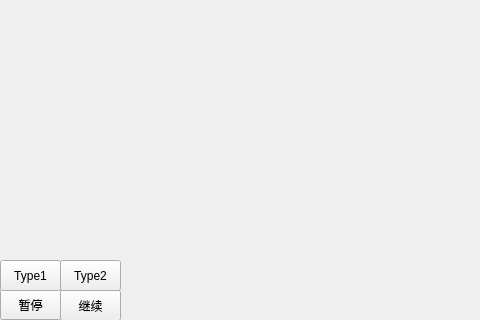
First picture: the form in mainwindow.ui, repository xiaoqiche/TowerDefenseQt, before the edit.
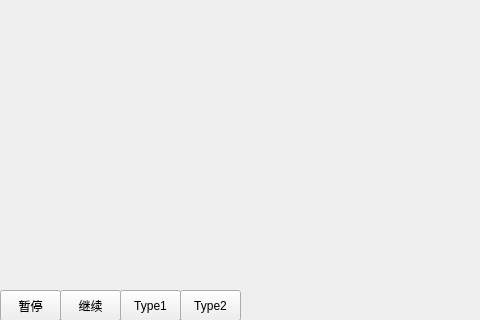
Second picture: the form after the edit.

Commit message: 更改按钮

What changed in the file:
```diff
--- a/mainwindow.ui
+++ b/mainwindow.ui
@@ -21,7 +21,7 @@
     <property name="geometry">
      <rect>
       <x>0</x>
-      <y>289</y>
+      <y>290</y>
       <width>61</width>
       <height>31</height>
      </rect>
@@ -46,8 +46,8 @@
    <widget class="QPushButton" name="ChangeType">
     <property name="geometry">
      <rect>
-      <x>0</x>
-      <y>260</y>
+      <x>120</x>
+      <y>290</y>
       <width>61</width>
       <height>31</height>
      </rect>
@@ -62,8 +62,8 @@
    <widget class="QPushButton" name="ChangeType_2">
     <property name="geometry">
      <rect>
-      <x>60</x>
-      <y>260</y>
+      <x>180</x>
+      <y>290</y>
       <width>61</width>
       <height>31</height>
      </rect>
```
The commit also changes 1 other file.
